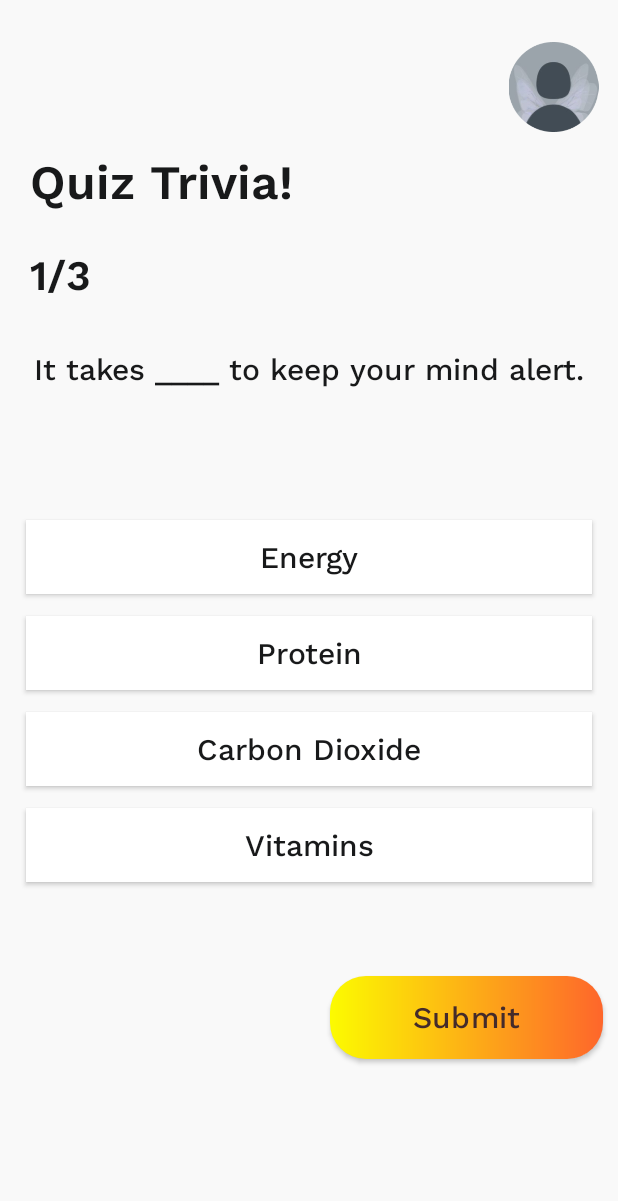
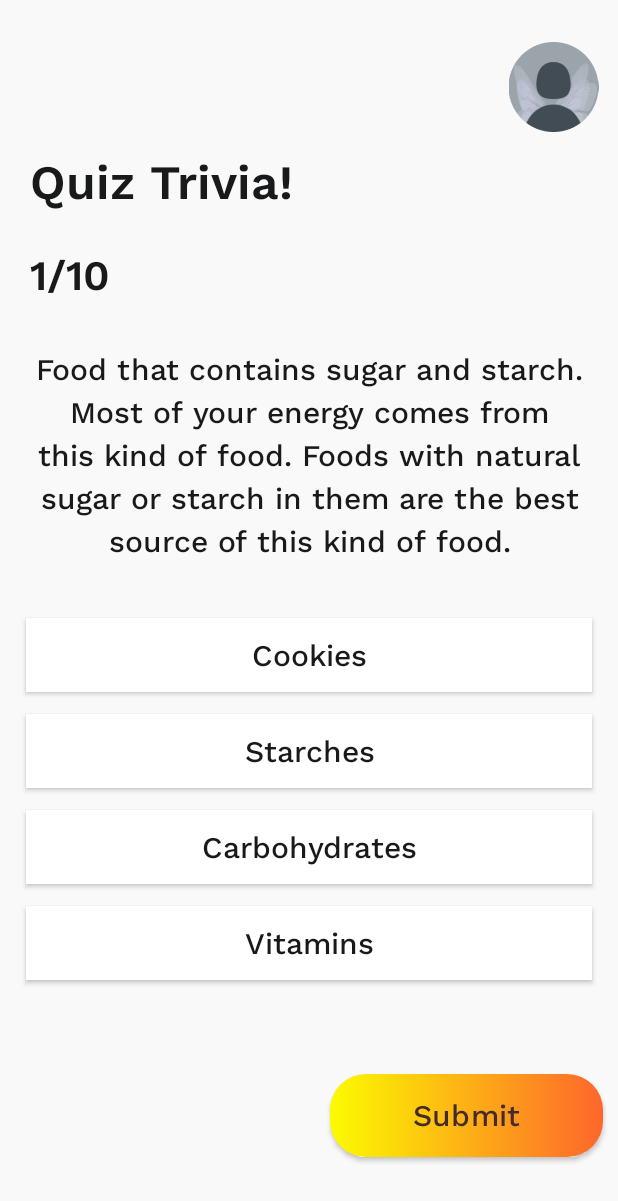
Before and after one commit to jesrene/Final-Year-Project, an Android app: the QuizLogic screen opened directly, with no data from a screen before it, on a phone screen of 412 x 824 dp. Shown: the top 1201 px of the screen. Run offline under Robolectric (Android 15) with nearby library versions, the phone set to English and light mode, and no system bars.

Commit message:
Fifth Commit

```diff
--- a/app/src/main/java/com/jesrenesapplication/app/QuestionAnswer.java
+++ b/app/src/main/java/com/jesrenesapplication/app/QuestionAnswer.java
@@ -2,23 +2,42 @@ package com.jesrenesapplication.app;
 
 public class QuestionAnswer {
     public static String question[]= {
-        "It takes ____ to keep your mind alert.",
-        "Which of the following is a risk factor for heart disease?",
-        "Which of the following is a symptom of stress?"
+            "Food that contains sugar and starch. Most of your energy comes from this kind of food. Foods with natural sugar or starch in them are the best source of this kind of food.",
+            "Which food group should you eat the most of?",
+            "It takes ____ to keep your mind alert.",
+            "The parts of the body that work together to change food into a form the body can use.",
+            "Which of the following organ(s) form a part of the human digestive system?",
+            "Physical health is ....",
+            "White blood cells that attack pathogens are called ____. ",
+            "Many children with asthma experience more severe reactions when they breathe _____. ",
+            "Which of the following is a risk factor for heart disease?",
+            "Which of the following is a symptom of stress?"
 
     };
 
     public static String choices [][]= {
+            {"Cookies", "Starches", "Carbohydrates", "Vitamins"},
+            {"Dairy", "Vegetables", "Meats", "Grains", "Fats, Oils, and Sweets"},
             {"Energy", "Protein", "Carbon Dioxide", "Vitamins"},
+            {"Digestive System", "Digestive Juices", "Esophagus", "Nervous System"},
+            {"Stomach Only", "Lungs", "Small Intestine & Large Intestine", "Esophagus, Small Intestine, Large Intestine & Stomach"},
+            {"How fit you are and how healthy your body is", "The pH in your body that ties to your emotions", "How focused you are on other people’s bodies", "None of the above"},
+            {"Neurocytes", "Lymphocytes", "Carcinogens", "None of the above"},
+            {"Secondhand Smoke", "Carbon Dioxide", "Water", "Air"},
             {"Regular Exercise", "Healthy Diet", "Smoking", "Normal Blood Pressure"},
             {"Increase Appetite", "Rapid Heartbeat", "Dry Skin", "Improved Sleep Quality"}
     };
 
     public static String correctAnswers[]= {
+            "Carbohydrates",
+            "Grains",
             "Energy",
+            "Digestive System",
+            "Esophagus, Small Intestine, Large Intestine & Stomach",
+            "How fit you are and how healthy your body is",
+            "Lymphocytes",
+            "Secondhand Smoke",
             "Smoking",
             "Rapid Heartbeat"
     };
-
-
 }
--- a/app/src/main/java/com/jesrenesapplication/app/QuizLogic.java
+++ b/app/src/main/java/com/jesrenesapplication/app/QuizLogic.java
@@ -78,7 +78,7 @@ public class QuizLogic extends AppCompatActivity implements View.OnClickListener
 
         void currentQuestionNumber() {
             int currentQuestionNumber = currentQuestionIndex + 1; // Adding 1 to convert index to number
-            totalQuestionsTextView.setText(currentQuestionNumber + "/3");
+            totalQuestionsTextView.setText(currentQuestionNumber + "/10");
         }
 
 
--- a/app/src/main/res/layout/activity_quiz_1_screen.xml
+++ b/app/src/main/res/layout/activity_quiz_1_screen.xml
@@ -75,7 +75,7 @@
             android:layout_width="match_parent"
             android:layout_height="wrap_content"
             android:layout_marginStart="@dimen/_17pxh"
-            android:layout_marginTop="@dimen/_93pxv"
+            android:layout_marginTop="@dimen/_40pxv"
             android:layout_marginEnd="@dimen/_17pxh"
             android:ellipsize="end"
             android:gravity="center"
@@ -84,7 +84,6 @@
             android:paddingTop="@dimen/_11pxv"
             android:paddingEnd="@dimen/_30pxh"
             android:paddingBottom="@dimen/_11pxv"
-            android:singleLine="true"
             android:text="@string/lbl_energy"
             android:textAllCaps="false"
             tools:text="A" />
@@ -105,7 +104,6 @@
             android:paddingTop="@dimen/_11pxv"
             android:paddingEnd="@dimen/_30pxh"
             android:paddingBottom="@dimen/_11pxv"
-            android:singleLine="true"
             android:text="@string/lbl_protein"
             android:textAllCaps="false"
             tools:text="B" />
@@ -126,7 +124,6 @@
             android:paddingTop="@dimen/_11pxv"
             android:paddingEnd="@dimen/_30pxh"
             android:paddingBottom="@dimen/_11pxv"
-            android:singleLine="true"
             android:text="@string/lbl_carbon_dioxide"
             android:textAllCaps="false"
             tools:text="C" />
@@ -147,7 +144,6 @@
             android:paddingTop="@dimen/_11pxv"
             android:paddingEnd="@dimen/_30pxh"
             android:paddingBottom="@dimen/_11pxv"
-            android:singleLine="true"
             android:text="@string/lbl_vitamins"
             android:textAllCaps="false"
             tools:text="D" />
```
Also changed, not shown: app/src/main/java/com/jesrenesapplication/app/CreateAccountScreen.java (+26 -0 lines), app/src/main/res/layout/activity_create_account_screen.xml (+4 -3 lines), app/src/main/res/layout/activity_log_in_screen.xml (+10 -0 lines).
